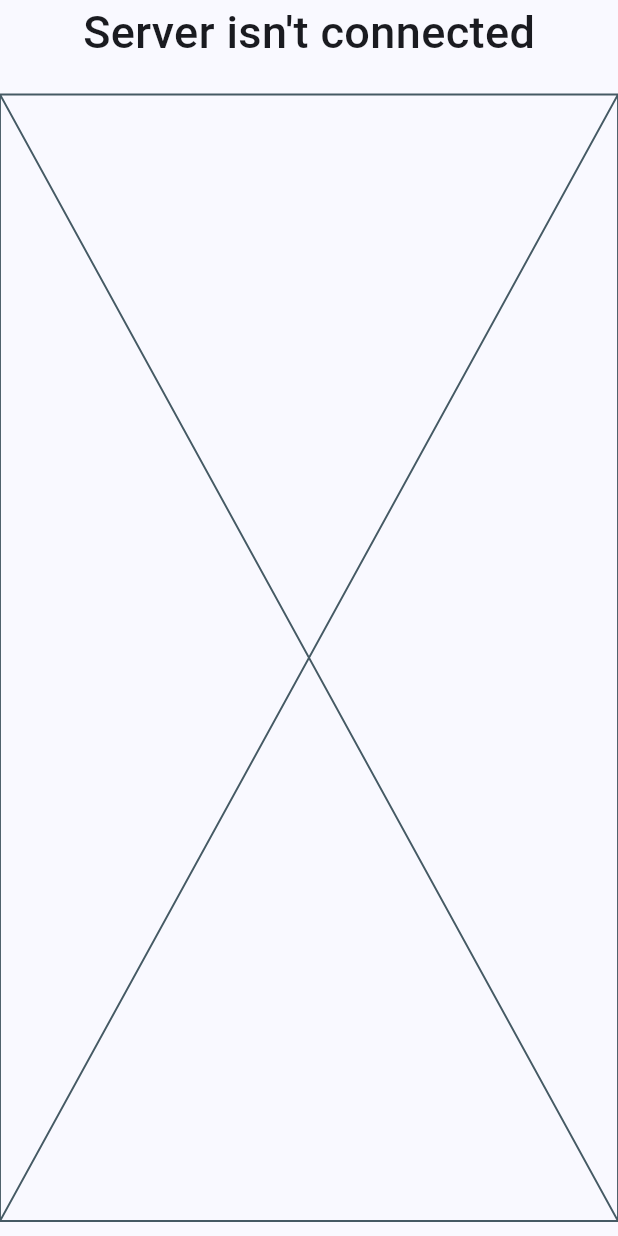
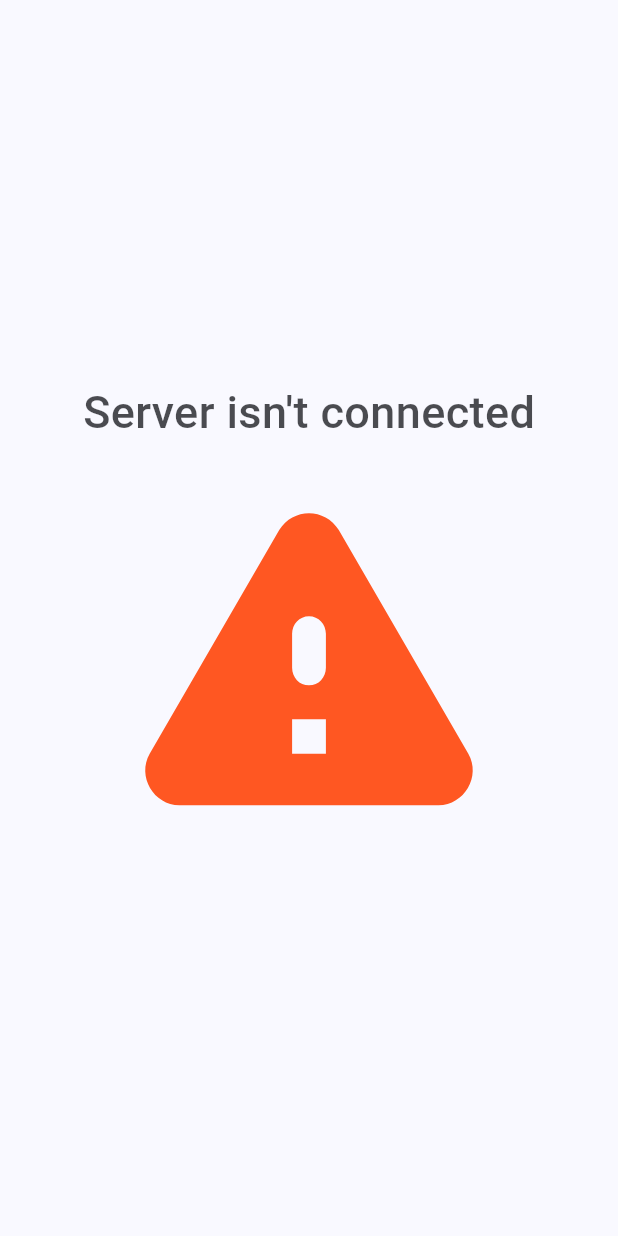
Before and after one commit to Djalcoding/DBServer, a Flutter app: what buildNotConnected() shows on an empty page, opened directly, on a phone screen of 412 x 824 dp. Run offline on Flutter 3.47's test engine with Material 3 defaults, Android fonts, the light colour scheme and no system bars; our stand-ins replace file_picker.

Commit message:
Some stuff

```diff
--- a/serverclient/lib/pages.dart
+++ b/serverclient/lib/pages.dart
@@ -1,3 +1,5 @@
+import 'dart:math';
+
 import 'package:flutter/material.dart';
 import 'package:serverclient/main.dart';
 import 'package:serverclient/pages/send.dart';
@@ -68,18 +70,33 @@ enum ServerPage {
   }
 
   static Widget buildNotConnected() {
-    return Center(
+    return Builder(
+      builder: (BuildContext context) => Center(
+        // TODO : replace all Themes and MediaQuery with variables when im not a lazy bum
         child: Column(
           crossAxisAlignment: CrossAxisAlignment.center,
+          mainAxisAlignment: MainAxisAlignment.center,
           children: [
             Text(
               "Server isn't connected",
-            style: TextStyle(fontWeight: FontWeight.w500, fontSize: 30),
+              style: TextStyle(
+                fontWeight: FontWeight.w500,
+                fontSize: 30,
+                color: Theme.of(context).colorScheme.onSurface.withAlpha(200),
               ),
-          SizedBox(height: 20),
-          Expanded(child: Placeholder(strokeWidth: 1.25)),
-          SizedBox(height: 10),
+            ),
+              Icon(
+                Icons.warning_rounded,
+                size:
+                    min(
+                      MediaQuery.of(context).size.width,
+                      MediaQuery.of(context).size.height,
+                    ) /
+                    1.5,
+                color: Colors.deepOrange,
+              ),
           ],
+        ),
       ),
     );
   }
--- a/serverclient/lib/statusbar.dart
+++ b/serverclient/lib/statusbar.dart
@@ -12,6 +12,9 @@ enum ConnectivityStatus {
   const ConnectivityStatus(this.color, {this.icon});
 
   BilingualString getString(String? ip) {
+    if (ip == null || ip.isEmpty) {
+      ip = "server";
+    }
     switch (this) {
       case connected:
         return BilingualString("Connected to $ip", "Connecter à $ip");
```
Also changed, not shown: serverclient/lib/pages/connect.dart (+9 -1 lines), 5 other files. Lines whose indentation alone changed are shown as unchanged.
